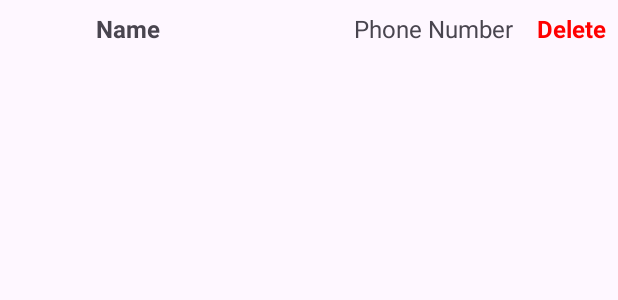
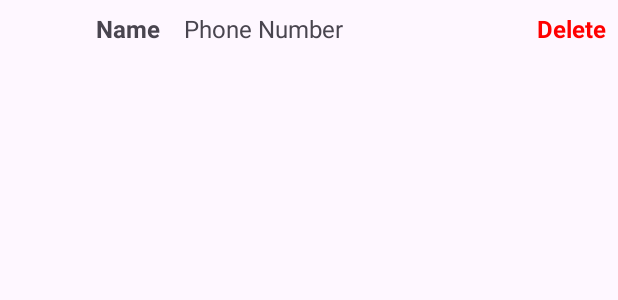
Before and after one commit to CS5520-Fall-2024-Shivakumar/cs5520fall2024shivakumar-bruce722, an Android app: the layout contact_item.xml on its own in the app's theme, with its tools: preview values and no code run, on a phone screen of 412 x 824 dp. Shown: the top 300 px of the screen. Run offline under Robolectric (Android 15) with nearby library versions, the phone set to English and light mode, and no system bars.

```diff
--- a/Assignment/app/src/main/res/layout/contact_item.xml
+++ b/Assignment/app/src/main/res/layout/contact_item.xml
@@ -1,24 +1,32 @@
 <?xml version="1.0" encoding="utf-8"?>
-<androidx.constraintlayout.widget.ConstraintLayout xmlns:android="http://schemas.android.com/apk/res/android"
+<androidx.constraintlayout.widget.ConstraintLayout
+    xmlns:android="http://schemas.android.com/apk/res/android"
     xmlns:app="http://schemas.android.com/apk/res-auto"
     android:layout_width="match_parent"
     android:layout_height="wrap_content"
     android:padding="8dp"
     android:layout_marginStart="56dp">
 
+    <!-- Container for Contact Name and Phone Number -->
+    <LinearLayout
+        android:id="@+id/container_contact_info"
+        android:layout_width="0dp"
+        android:layout_height="wrap_content"
+        android:orientation="horizontal"
+        app:layout_constraintStart_toStartOf="parent"
+        app:layout_constraintTop_toTopOf="parent"
+        app:layout_constraintBottom_toBottomOf="parent"
+        app:layout_constraintEnd_toStartOf="@id/tv_delete">
+
         <!-- Contact Name -->
         <TextView
             android:id="@+id/tv_name"
-        android:layout_width="0dp"
+            android:layout_width="wrap_content"
             android:layout_height="wrap_content"
             android:text="Name"
             android:textSize="16sp"
             android:textStyle="bold"
-        app:layout_constraintStart_toStartOf="parent"
-        app:layout_constraintTop_toTopOf="parent"
-        app:layout_constraintBottom_toBottomOf="parent"
-        app:layout_constraintEnd_toStartOf="@id/tv_phone_number"
-        app:layout_constraintHorizontal_bias="0" />
+            android:paddingEnd="8dp" />
 
         <!-- Contact Phone Number -->
         <TextView
@@ -27,11 +35,8 @@
             android:layout_height="wrap_content"
             android:text="Phone Number"
             android:textSize="16sp"
-        app:layout_constraintStart_toEndOf="@id/tv_name"
-        app:layout_constraintTop_toTopOf="parent"
-        app:layout_constraintBottom_toBottomOf="parent"
-        app:layout_constraintEnd_toStartOf="@id/tv_delete"
-        android:paddingStart="16dp" />
+            android:paddingStart="8dp" />
+    </LinearLayout>
 
     <!-- Delete Option -->
     <TextView
```
Also changed, not shown: Assignment/app/src/main/AndroidManifest.xml (+9 -0 lines), Assignment/app/src/main/java/com/example/numad24fa_chuanzhaohuang/Adapters/ContactAdapter.java (+6 -4 lines), Assignment/app/src/main/java/com/example/numad24fa_chuanzhaohuang/ContactsCollectorActivity.java (+36 -6 lines), 3 other files. Lines whose indentation alone changed are shown as unchanged.
